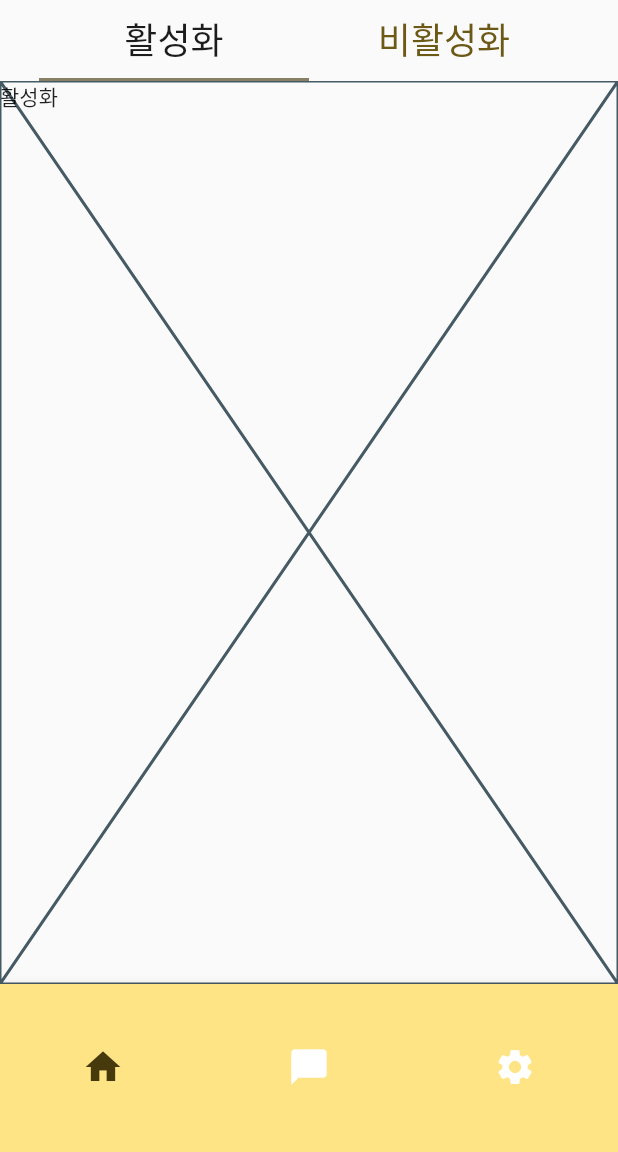
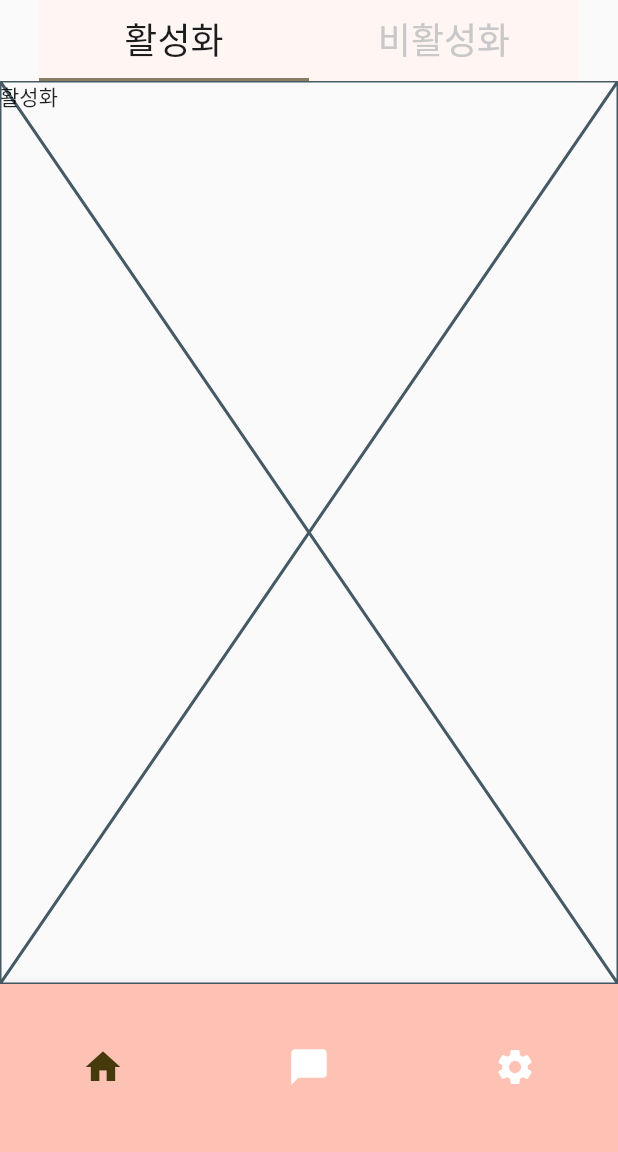
Before and after one commit to TEAM-LINRING/LINRING-FRONT, a Flutter app: the screen it shows after launch, on a phone screen of 412 x 824 dp, the part 84-1236 px from its top. Run offline on Flutter 3.47's test engine with Material 2 defaults, Android fonts, the phone set to English and light mode, and no system bars; Roboto replaces fonts that are missing (Pretendard).

Commit message:
design: `Color` 관련 디자인 수정 사항 반영

```diff
--- a/lib/screens/main_screen.dart
+++ b/lib/screens/main_screen.dart
@@ -31,7 +31,7 @@ class _MainScreenState extends State<MainScreen> {
             color: Colors.black,
           ),
         ),
-        backgroundColor: Colors.white,
+        backgroundColor: const Color(0xfffff6f4),
         automaticallyImplyLeading: true,
         leading: IconButton(
           color: Colors.black,
--- a/lib/screens/tag_show_screen.dart
+++ b/lib/screens/tag_show_screen.dart
@@ -69,6 +69,7 @@ class _TagShowScreenState extends State<TagShowScreen> {
         width: 180,
         padding: const EdgeInsets.symmetric(horizontal: 16, vertical: 8),
         decoration: BoxDecoration(
+          color: const Color(0xfffff6f4),
           border: Border(
             bottom: BorderSide(
               color: _selected[index]
@@ -85,7 +86,7 @@ class _TagShowScreenState extends State<TagShowScreen> {
               fontSize: 24,
               color: _selected[index]
                   ? const Color(0xff1c1c1c)
-                  : const Color(0xff6c5916),
+                  : const Color(0xffc8c8c8),
             ),
           ),
         ),
--- a/lib/widgets/bottom_navigation_bar.dart
+++ b/lib/widgets/bottom_navigation_bar.dart
@@ -51,7 +51,7 @@ class _CustomBottomNavigationBarState extends State<CustomBottomNavigationBar> {
               ),
               label: 'settings'),
         ],
-        backgroundColor: const Color(0xffffe485),
+        backgroundColor: const Color(0xfffec2b5),
         selectedItemColor: const Color(0xff46390c),
         unselectedItemColor: Colors.white,
       ),
```
